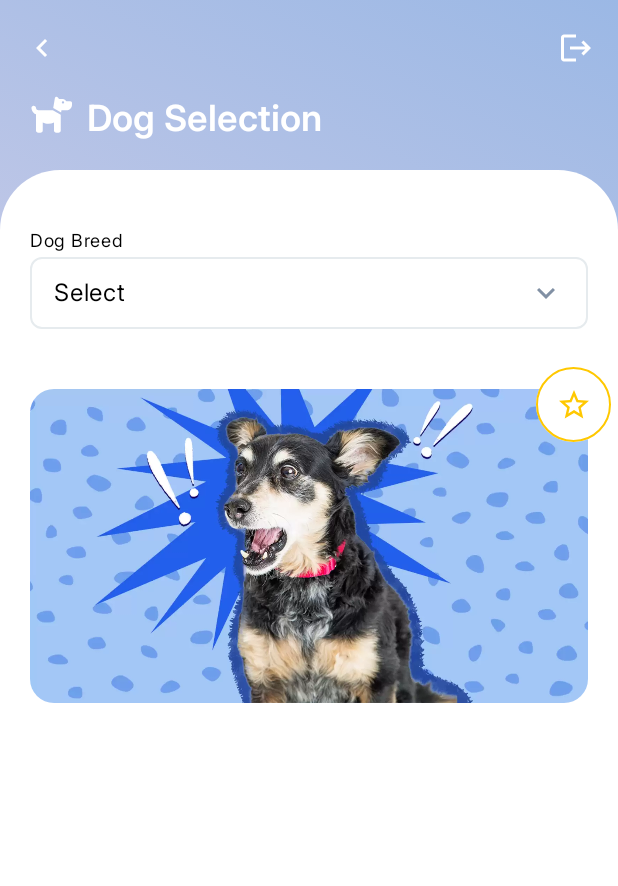
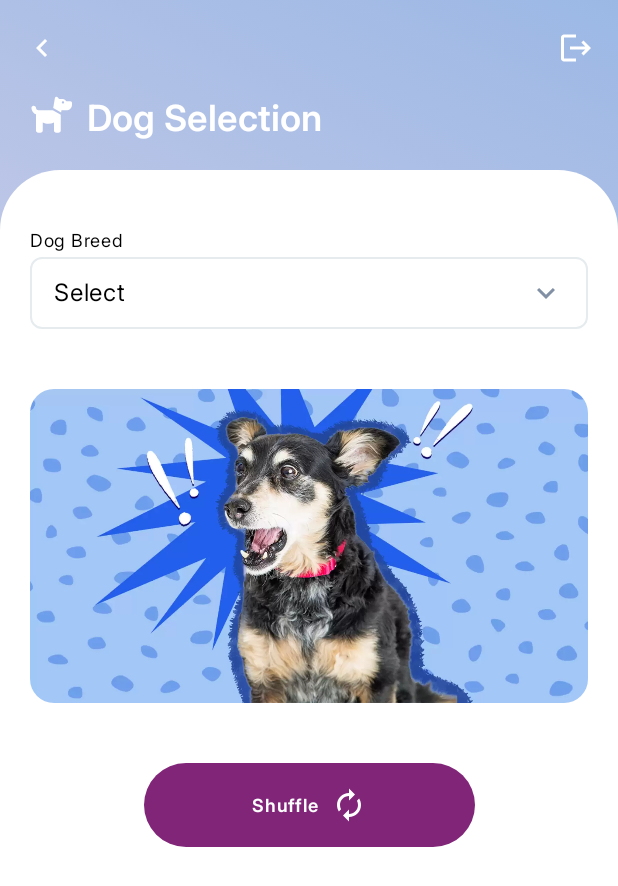
Before and after one commit to joaogouveia89/TikoDog, an Android app built with Jetpack Compose: the @Preview function DogPresentationScreenPreview, on a phone screen of 412 x 824 dp. Shown: the top 886 px of the screen. Run offline under Robolectric (Android 15) with nearby library versions, the phone set to English and light mode, and no system bars; Roboto replaces fonts that are not available here.

Commit message:
shuffle button added

```diff
--- /dev/null
+++ b/app/src/main/java/io/github/joaogouveia89/tikodog/dogSelection/presentation/DogPresentationContent.kt
@@ -0,0 +1,222 @@
+package io.github.joaogouveia89.tikodog.dogSelection.presentation
+
+import androidx.compose.foundation.BorderStroke
+import androidx.compose.foundation.background
+import androidx.compose.foundation.border
+import androidx.compose.foundation.clickable
+import androidx.compose.foundation.layout.Box
+import androidx.compose.foundation.layout.Column
+import androidx.compose.foundation.layout.PaddingValues
+import androidx.compose.foundation.layout.Row
+import androidx.compose.foundation.layout.fillMaxWidth
+import androidx.compose.foundation.layout.offset
+import androidx.compose.foundation.layout.padding
+import androidx.compose.foundation.layout.size
+import androidx.compose.foundation.shape.CircleShape
+import androidx.compose.foundation.shape.RoundedCornerShape
+import androidx.compose.material.icons.Icons
+import androidx.compose.material.icons.filled.Autorenew
+import androidx.compose.material.icons.filled.KeyboardArrowDown
+import androidx.compose.material.icons.outlined.StarOutline
+import androidx.compose.material3.Icon
+import androidx.compose.material3.IconButton
+import androidx.compose.material3.MaterialTheme
+import androidx.compose.material3.Text
+import androidx.compose.runtime.Composable
+import androidx.compose.runtime.getValue
+import androidx.compose.runtime.mutableStateOf
+import androidx.compose.runtime.remember
+import androidx.compose.runtime.setValue
+import androidx.compose.ui.Alignment
+import androidx.compose.ui.Modifier
+import androidx.compose.ui.draw.clip
+import androidx.compose.ui.graphics.Color
+import androidx.compose.ui.graphics.vector.ImageVector
+import androidx.compose.ui.layout.ContentScale
+import androidx.compose.ui.platform.LocalContext
+import androidx.compose.ui.res.painterResource
+import androidx.compose.ui.res.stringResource
+import androidx.compose.ui.res.vectorResource
+import androidx.compose.ui.unit.dp
+import coil3.compose.AsyncImage
+import coil3.request.ImageRequest
+import coil3.request.crossfade
+import io.github.joaogouveia89.tikodog.R
+import io.github.joaogouveia89.tikodog.core.presentation.components.PanelScreenHeader
+import io.github.joaogouveia89.tikodog.core.presentation.components.TikoDogButton
+import io.github.joaogouveia89.tikodog.core.presentation.components.TikoDogPanelScreen
+import io.github.joaogouveia89.tikodog.ui.theme.TikoGray
+import io.github.joaogouveia89.tikodog.ui.theme.TikoGray2
+import io.github.joaogouveia89.tikodog.ui.theme.TikoPurple
+import io.github.joaogouveia89.tikodog.ui.theme.TikoYellow
+
+@Composable
+fun DogPresentationContent(
+    paddingValues: PaddingValues,
+    isFavorite: Boolean,
+    onDogBreedSelectClick: () -> Unit,
+    onShuffleClick: () -> Unit,
+    onFavoriteClick: () -> Unit
+) {
+    Column(
+        modifier = Modifier.padding(paddingValues)
+    ) {
+        TikoDogPanelScreen(
+            header = PanelScreenHeader(
+                icon = ImageVector.vectorResource(id = R.drawable.ic_dog),
+                title = stringResource(R.string.dog_selection)
+            ),
+            content = {
+                PanelContent(
+                    isFavorite = isFavorite,
+                    onDogBreedSelectClick = onDogBreedSelectClick,
+                    onShuffleClick = onShuffleClick,
+                    onFavoriteClick = onFavoriteClick
+                )
+            }
+        )
+    }
+}
+
+@Composable
+private fun PanelContent(
+    isFavorite: Boolean,
+    onDogBreedSelectClick: () -> Unit,
+    onShuffleClick: () -> Unit,
+    onFavoriteClick: () -> Unit
+) {
+    Column(
+        modifier = Modifier.padding(horizontal = 20.dp)
+    ) {
+        Text(
+            text = stringResource(R.string.dog_breed),
+            style = MaterialTheme.typography.bodySmall
+        )
+        TikoDogSelectDogBreed(
+            modifier = Modifier.padding(top = 4.dp),
+            text = stringResource(R.string.select),
+            onSelectClick = onDogBreedSelectClick
+        )
+
+        DogImage(
+            modifier = Modifier
+                .padding(top = 40.dp),
+            imageUrl = "",
+            isFavorite = isFavorite,
+            onFavoriteClick = onFavoriteClick
+        )
+
+        TikoDogButton(
+            modifier = Modifier
+                .padding(top = 40.dp)
+                .align(Alignment.CenterHorizontally),
+            text = stringResource(R.string.shuffle),
+            trailIcon = Icons.Default.Autorenew,
+            containerColor = TikoPurple,
+            contentColor = Color.White,
+            onClick = onShuffleClick
+        )
+    }
+}
+
+@Composable
+private fun TikoDogSelectDogBreed(
+    modifier: Modifier = Modifier,
+    text: String,
+    onSelectClick: () -> Unit
+) {
+    Row(
+        modifier = modifier
+            .border(
+                border = BorderStroke(1.dp, TikoGray2),
+                shape = RoundedCornerShape(8.dp)
+            )
+            .padding(vertical = 12.dp, horizontal = 16.dp)
+            .fillMaxWidth()
+            .clickable { onSelectClick() }
+    ) {
+        Text(
+            modifier = Modifier.weight(1f),
+            text = text
+        )
+        Icon(
+            imageVector = Icons.Default.KeyboardArrowDown,
+            tint = TikoGray,
+            contentDescription = null
+        )
+    }
+}
+
+@Composable
+fun DogImage(
+    modifier: Modifier = Modifier,
+    imageUrl: String,
+    isFavorite: Boolean,
+    onFavoriteClick: () -> Unit
+) {
+    var hasErrorOnImageLoading by remember { mutableStateOf(false) }
+
+    Box(
+        modifier = modifier
+            .fillMaxWidth()
+    ) {
+        AsyncImage(
+            modifier = Modifier
+                .clip(
+                    RoundedCornerShape(16.dp)
+                ),
+            model = ImageRequest.Builder(LocalContext.current)
+                .data(imageUrl)
+                .crossfade(true)
+                .build(),
+            contentDescription = null,
+            error = painterResource(R.drawable.dog_scared),
+            placeholder = painterResource(R.drawable.dog_thinking),
+            onError = {
+                hasErrorOnImageLoading = true
+            },
+            contentScale = ContentScale.Fit,
+        )
+
+        val icon = if (isFavorite)
+            ImageVector.vectorResource(id = R.drawable.star_fiiled)
+        else
+            Icons.Outlined.StarOutline
+
+        val bgColor = if (isFavorite)
+            TikoYellow
+        else
+            Color.White
+
+        val iconColor = if (isFavorite)
+            Color.Unspecified
+        else
+            TikoYellow
+
+        if (!hasErrorOnImageLoading) {
+            IconButton(
+                modifier = Modifier
+                    .offset(
+                        x = 15.dp,
+                        y = (-15).dp
+                    )
+                    .size(50.dp)
+                    .background(bgColor, shape = CircleShape) // Apply background with CircleShape
+                    .border(
+                        1.dp,
+                        TikoYellow,
+                        shape = CircleShape
+                    )
+                    .align(Alignment.TopEnd),
+                onClick = onFavoriteClick,
+                content = {
+                    Icon(
+                        imageVector = icon,
+                        contentDescription = null,
+                        tint = iconColor
+                    )
+                }
+            )
+        }
+    }
+}
--- a/app/src/main/java/io/github/joaogouveia89/tikodog/dogSelection/presentation/DogPresentationScreen.kt
+++ b/app/src/main/java/io/github/joaogouveia89/tikodog/dogSelection/presentation/DogPresentationScreen.kt
@@ -1,12 +1,12 @@
 package io.github.joaogouveia89.tikodog.dogSelection.presentation
 
-import android.annotation.SuppressLint
 import androidx.compose.foundation.BorderStroke
 import androidx.compose.foundation.background
 import androidx.compose.foundation.border
 import androidx.compose.foundation.clickable
 import androidx.compose.foundation.layout.Box
 import androidx.compose.foundation.layout.Column
+import androidx.compose.foundation.layout.PaddingValues
 import androidx.compose.foundation.layout.Row
 import androidx.compose.foundation.layout.fillMaxWidth
 import androidx.compose.foundation.layout.offset
@@ -15,6 +15,7 @@ import androidx.compose.foundation.layout.size
 import androidx.compose.foundation.shape.CircleShape
 import androidx.compose.foundation.shape.RoundedCornerShape
 import androidx.compose.material.icons.Icons
+import androidx.compose.material.icons.filled.Autorenew
 import androidx.compose.material.icons.filled.KeyboardArrowDown
 import androidx.compose.material.icons.outlined.StarOutline
 import androidx.compose.material3.Icon
@@ -23,6 +24,10 @@ import androidx.compose.material3.MaterialTheme
 import androidx.compose.material3.Scaffold
 import androidx.compose.material3.Text
 import androidx.compose.runtime.Composable
+import androidx.compose.runtime.getValue
+import androidx.compose.runtime.mutableStateOf
+import androidx.compose.runtime.remember
+import androidx.compose.runtime.setValue
 import androidx.compose.ui.Alignment
 import androidx.compose.ui.Modifier
 import androidx.compose.ui.draw.clip
@@ -41,20 +46,23 @@ import coil3.request.crossfade
 import io.github.joaogouveia89.tikodog.R
 import io.github.joaogouveia89.tikodog.core.presentation.TikoDogTopBar
 import io.github.joaogouveia89.tikodog.core.presentation.components.PanelScreenHeader
+import io.github.joaogouveia89.tikodog.core.presentation.components.TikoDogButton
 import io.github.joaogouveia89.tikodog.core.presentation.components.TikoDogPanelScreen
 import io.github.joaogouveia89.tikodog.ui.theme.TikoDogTheme
 import io.github.joaogouveia89.tikodog.ui.theme.TikoGray
 import io.github.joaogouveia89.tikodog.ui.theme.TikoGray2
+import io.github.joaogouveia89.tikodog.ui.theme.TikoPurple
 import io.github.joaogouveia89.tikodog.ui.theme.TikoYellow
 import io.github.joaogouveia89.tikodog.ui.theme.backgroundGradient
 
-@SuppressLint("UnusedMaterial3ScaffoldPaddingParameter")
 @Composable
 fun DogPresentationScreen(
     isFavorite: Boolean,
     onBackClick: () -> Unit,
     onLogoutClick: () -> Unit,
-    onDogBreedSelectClick: () -> Unit
+    onDogBreedSelectClick: () -> Unit,
+    onShuffleClick: () -> Unit,
+    onFavoriteClick: () -> Unit
 ) {
     Scaffold(
         modifier = Modifier.background(backgroundGradient),
@@ -66,146 +74,15 @@ fun DogPresentationScreen(
         },
         containerColor = Color.Transparent
     ) { paddingValues ->
-        Column(
-            modifier = Modifier.padding(paddingValues)
-        ) {
-            TikoDogPanelScreen(
-                header = PanelScreenHeader(
-                    icon = ImageVector.vectorResource(id = R.drawable.ic_dog),
-                    title = stringResource(R.string.dog_selection)
-                ),
-                content = {
-                    PanelContent(
-                        isFavorite = isFavorite,
-                        onDogBreedSelectClick = onDogBreedSelectClick
-                    )
-                }
-            )
-        }
-    }
-}
-
-@Composable
-private fun PanelContent(
-    isFavorite: Boolean,
-    onDogBreedSelectClick: () -> Unit
-) {
-    Column(
-        modifier = Modifier.padding(horizontal = 20.dp)
-    ) {
-        Text(
-            text = stringResource(R.string.dog_breed),
-            style = MaterialTheme.typography.bodySmall
-        )
-        TikoDogSelectDogBreed(
-            modifier = Modifier.padding(top = 4.dp),
-            text = stringResource(R.string.select),
-            onSelectClick = onDogBreedSelectClick
-        )
-
-        DogImage(
-            modifier = Modifier
-                .padding(top = 40.dp),
-            imageUrl = "",
-            isFavorite = isFavorite
+        DogPresentationContent(
+            paddingValues,
+            isFavorite,
+            onDogBreedSelectClick,
+            onShuffleClick,
+            onFavoriteClick
         )
     }
 }
-
-@Composable
-private fun TikoDogSelectDogBreed(
-    modifier: Modifier = Modifier,
-    text: String,
-    onSelectClick: () -> Unit
-) {
-    Row(
-        modifier = modifier
-            .border(
-                border = BorderStroke(1.dp, TikoGray2),
-                shape = RoundedCornerShape(8.dp)
-            )
-            .padding(vertical = 12.dp, horizontal = 16.dp)
-            .fillMaxWidth()
-            .clickable { onSelectClick() }
-    ) {
-        Text(
-            modifier = Modifier.weight(1f),
-            text = text
-        )
-        Icon(
-            imageVector = Icons.Default.KeyboardArrowDown,
-            tint = TikoGray,
-            contentDescription = null
-        )
-    }
-}
-
-@Composable
-fun DogImage(
-    modifier: Modifier = Modifier,
-    imageUrl: String,
-    isFavorite: Boolean = false
-) {
-    Box(
-        modifier = modifier
-            .fillMaxWidth()
-    ) {
-        AsyncImage(
-            modifier = Modifier
-                .clip(
-                    RoundedCornerShape(16.dp)
-                ),
-            model = ImageRequest.Builder(LocalContext.current)
-                .data(imageUrl)
-                .crossfade(true)
-                .build(),
-            contentDescription = null,
-            error = painterResource(R.drawable.dog_scared),
-            placeholder = painterResource(R.drawable.dog_thinking),
-            contentScale = ContentScale.Fit,
-        )
-
-        val icon = if (isFavorite)
-            ImageVector.vectorResource(id = R.drawable.star_fiiled)
-        else
-            Icons.Outlined.StarOutline
-
-        val bgColor = if (isFavorite)
-            TikoYellow
-        else
-            Color.White
-
-        val iconColor = if (isFavorite)
-            Color.Unspecified
-        else
-            TikoYellow
-
-        IconButton(
-            modifier = Modifier
-                .offset(
-                    x = 15.dp,
-                    y = (-15).dp
-                )
-                .size(50.dp)
-                .background(bgColor, shape = CircleShape) // Apply background with CircleShape
-                .border(
-                    1.dp,
-                    TikoYellow,
-                    shape = CircleShape
-                )
-                .align(Alignment.TopEnd),
-            onClick = { /*TODO*/ },
-            content = {
-                Icon(
-                    imageVector = icon,
-                    contentDescription = null,
-                    tint = iconColor
-                )
-            }
-        )
-    }
-}
-
 
 @Preview(showBackground = true)
 @Composable
@@ -215,20 +92,9 @@ private fun DogPresentationScreenPreview() {
             isFavorite = false,
             onBackClick = {},
             onLogoutClick = {},
-            onDogBreedSelectClick = {}
+            onShuffleClick = {},
+            onDogBreedSelectClick = {},
+            onFavoriteClick = {}
         )
     }
 }
-
-@Preview(showBackground = true)
-@Composable
-private fun DogPresentationScreenFavoritePreview() {
-    TikoDogTheme {
-        DogPresentationScreen(
-            onBackClick = {},
-            onLogoutClick = {},
-            onDogBreedSelectClick = {},
-            isFavorite = true
-        )
-    }
-}
--- /dev/null
+++ b/app/src/main/java/io/github/joaogouveia89/tikodog/favorites/presentation/FavoritesScreen.kt
@@ -0,0 +1,4 @@
+package io.github.joaogouveia89.tikodog.favorites.presentation
+
+class FavoritesScreen {
+}
--- a/app/src/main/res/values/strings.xml
+++ b/app/src/main/res/values/strings.xml
@@ -6,4 +6,5 @@
     <string name="dog_selection">Dog Selection</string>
     <string name="dog_breed">Dog Breed</string>
     <string name="select">Select</string>
+    <string name="shuffle">Shuffle</string>
 </resources>
```
